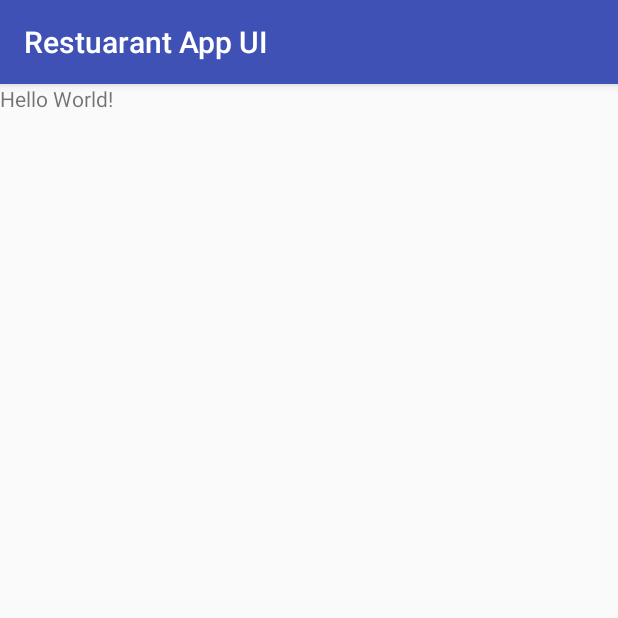
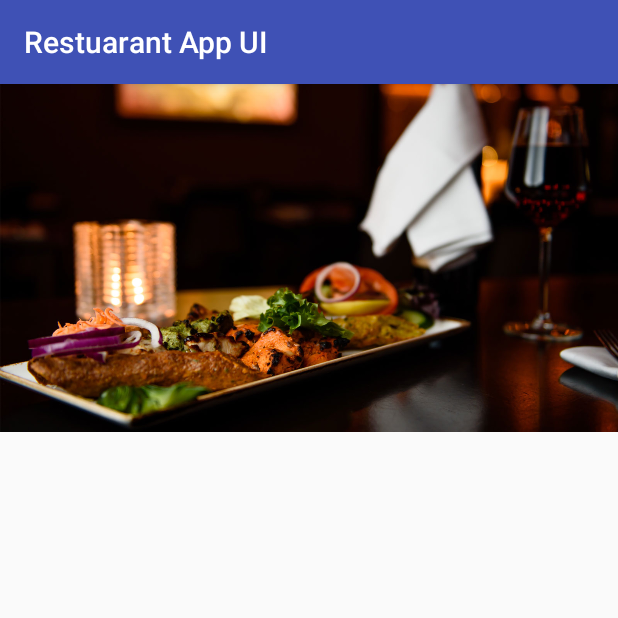
Before and after one commit to Elbie-em/Android-UI-Restuarant-App, an Android app: the screen it shows after launch (MainActivity), on a phone screen of 412 x 824 dp, the top half of it. Run offline under Robolectric (Android 15) with nearby library versions, the light colour scheme and no system bars.

Commit message:
add image to ui, scale image

```diff
--- a/app/src/main/res/layout/activity_main.xml
+++ b/app/src/main/res/layout/activity_main.xml
@@ -6,9 +6,11 @@
     android:layout_height="match_parent"
     tools:context=".MainActivity">
 
-    <TextView
-        android:layout_width="wrap_content"
+    <ImageView
+        android:layout_width="match_parent"
         android:layout_height="wrap_content"
-        android:text="Hello World!" />
+        android:layout_alignParentTop="true"
+        android:scaleType="fitStart"
+        android:src="@drawable/wallpaper" />
 
 </RelativeLayout>
```
